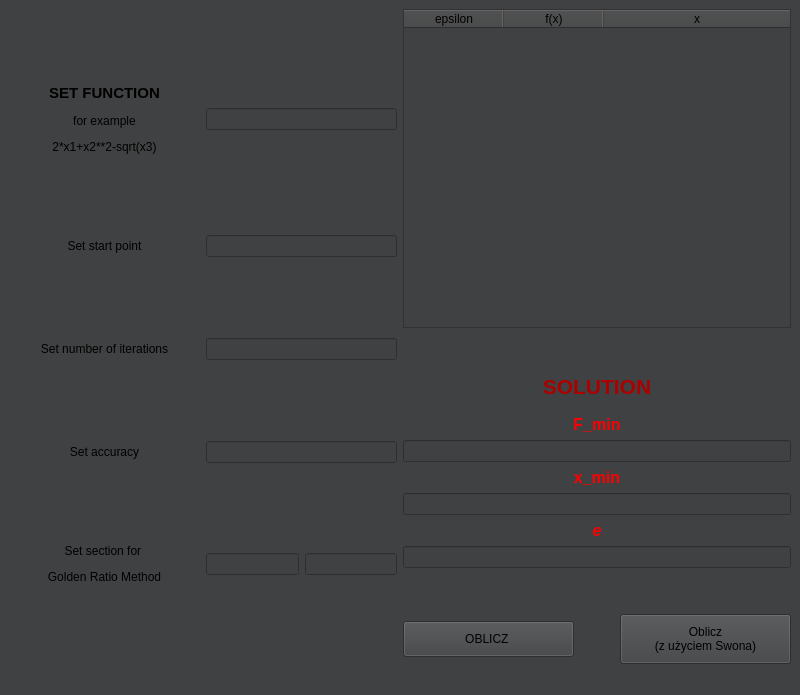
Above: form.ui from EmKalin/timo before the change. Below: the same form after it.
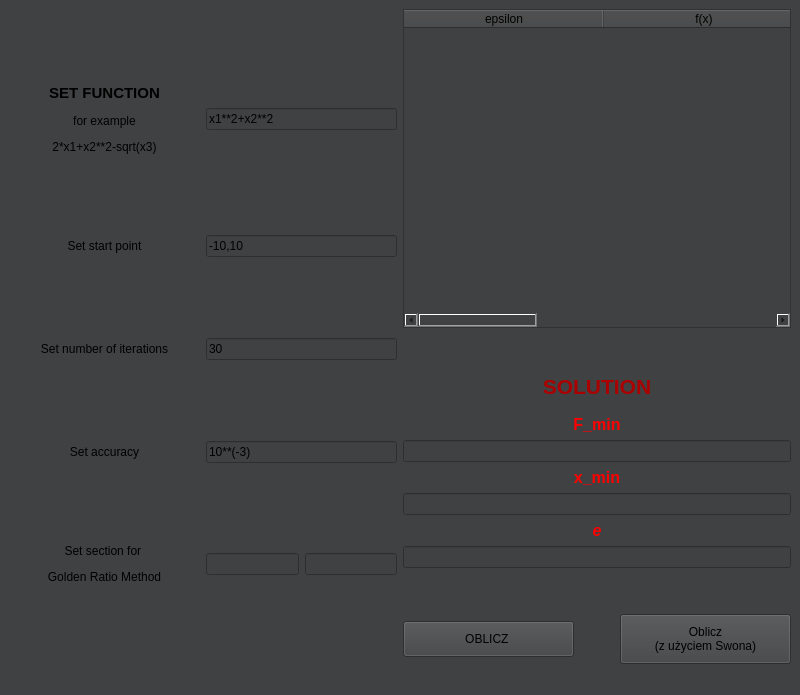
That is the form after the change.

Commit message: Plot and vie table works

What changed in the file:
```diff
--- a/form.ui
+++ b/form.ui
@@ -60,6 +60,9 @@
           <attribute name="horizontalHeaderCascadingSectionResizes">
            <bool>true</bool>
           </attribute>
+          <attribute name="horizontalHeaderDefaultSectionSize">
+           <number>200</number>
+          </attribute>
           <attribute name="horizontalHeaderShowSortIndicator" stdset="0">
            <bool>false</bool>
           </attribute>
@@ -296,6 +299,9 @@
             <verstretch>0</verstretch>
            </sizepolicy>
           </property>
+          <property name="text">
+           <string>x1**2+x2**2</string>
+          </property>
          </widget>
         </item>
        </layout>
@@ -323,6 +329,9 @@
             <verstretch>0</verstretch>
            </sizepolicy>
           </property>
+          <property name="text">
+           <string>-10,10</string>
+          </property>
          </widget>
         </item>
        </layout>
@@ -347,6 +356,9 @@
             <verstretch>0</verstretch>
            </sizepolicy>
           </property>
+          <property name="text">
+           <string>30</string>
+          </property>
          </widget>
         </item>
        </layout>
@@ -371,6 +383,9 @@
             <verstretch>0</verstretch>
            </sizepolicy>
           </property>
+          <property name="text">
+           <string>10**(-3)</string>
+          </property>
          </widget>
         </item>
        </layout>
```
The commit also changes 2 other files.
